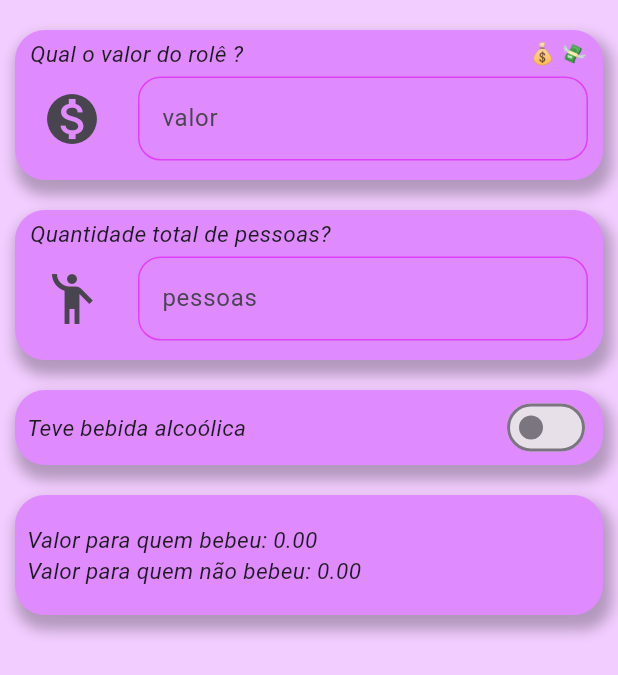
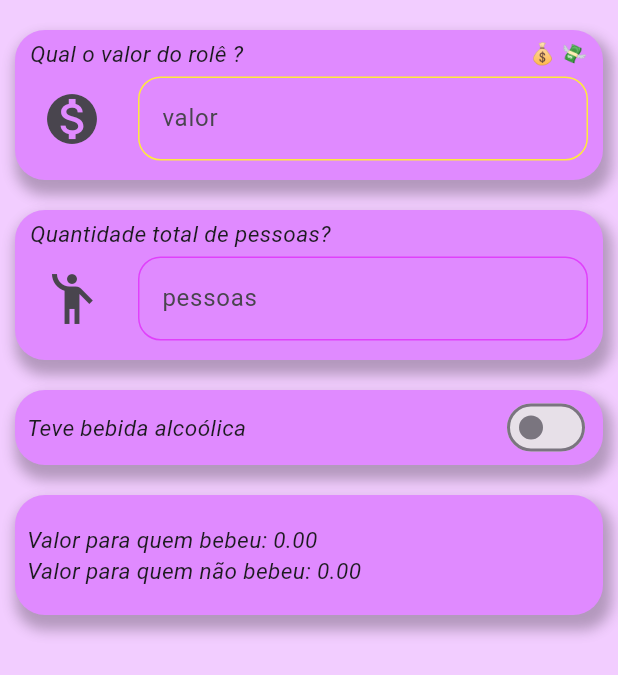
Before and after one commit to kaiquegg/public-Flutter, a Flutter app: the screen it shows after launch, on a phone screen of 412 x 824 dp. Shown: the top 675 px of the screen. Run offline on Flutter 3.47's test engine with Material 3 defaults, Android fonts, the phone set to English and light mode, and no system bars.

Commit message:
first commit

```diff
--- a/flutter_application_1/lib/home.dart
+++ b/flutter_application_1/lib/home.dart
@@ -136,7 +136,7 @@ class _MyHomePageState extends State<MyHomePage> {
                             borderRadius: BorderRadius.circular(15),
                             // deixa a borda aredondada
                             borderSide:
-                                const BorderSide(color: Colors.purpleAccent),
+                                const BorderSide(color: Colors.yellow),
                             // para estilizar a borda
                           ),
                           focusedBorder: OutlineInputBorder(
@@ -144,7 +144,7 @@ class _MyHomePageState extends State<MyHomePage> {
                               borderRadius: BorderRadius.circular(15),
                               // deixa a borda aredondada
                               borderSide:
-                                  const BorderSide(color: Colors.purple)),
+                                  const BorderSide(color: Colors.yellow)),
                           // para estilizar a borda
                         ),
                       ),
```
Also changed, not shown: flutter_application_1/pubspec.lock.
